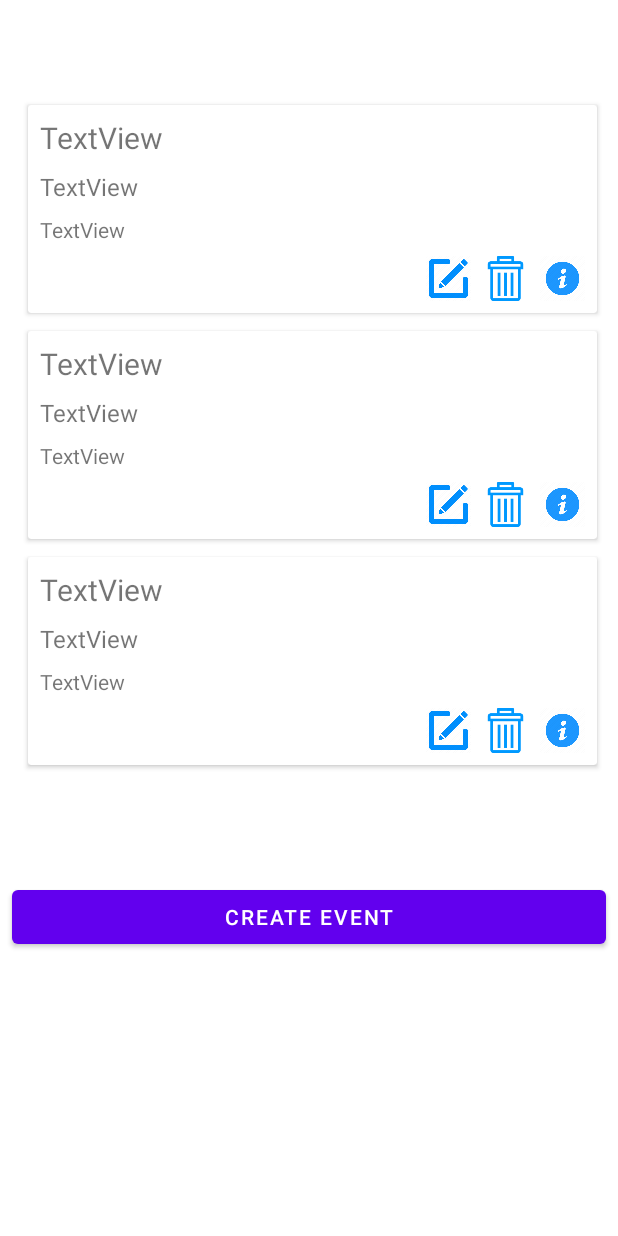
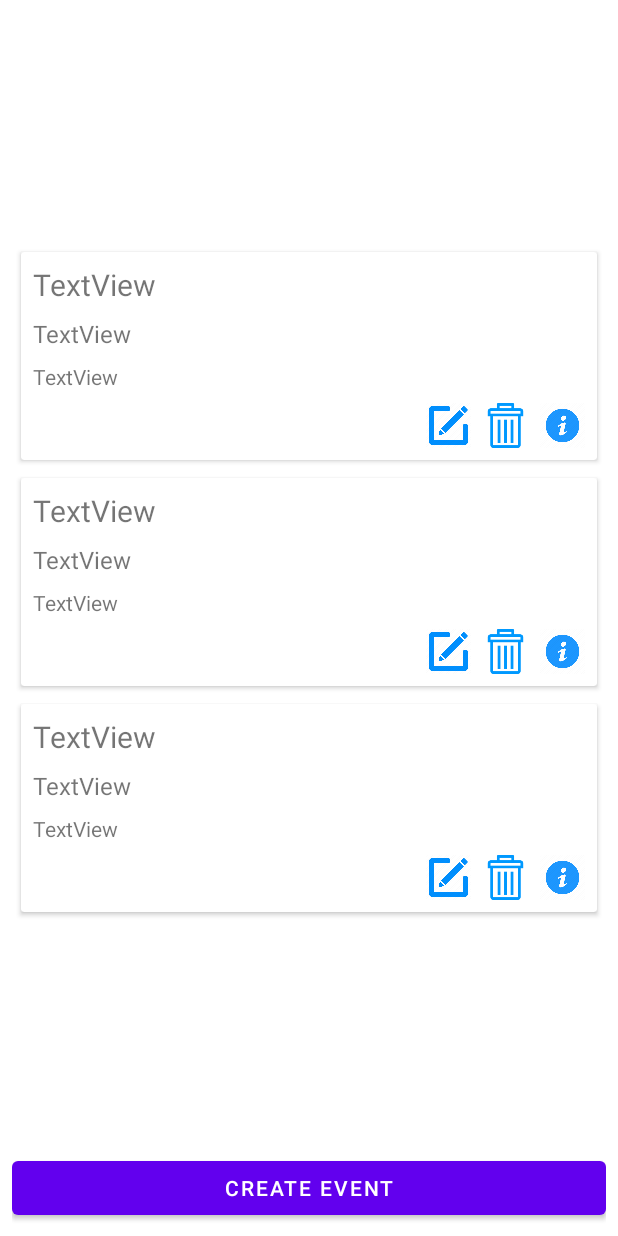
Before and after one commit to brysonsim/UNCCCapstone, an Android app: the layout fragment_events.xml on its own in the app's theme, with its tools: preview values and no code run, on a phone screen of 412 x 824 dp. Run offline under Robolectric (Android 15) with nearby library versions, the phone set to English and light mode, and no system bars.

Commit message:
Updated layout on Events and Discovery fragments

```diff
--- a/app/src/main/res/layout/fragment_events.xml
+++ b/app/src/main/res/layout/fragment_events.xml
@@ -2,36 +2,28 @@
 <androidx.constraintlayout.widget.ConstraintLayout xmlns:android="http://schemas.android.com/apk/res/android"
     xmlns:app="http://schemas.android.com/apk/res-auto"
     xmlns:tools="http://schemas.android.com/tools"
+    android:padding="8dp"
     android:layout_width="match_parent"
     android:layout_height="match_parent"
     tools:context=".EventsFragment">
 
-    <!-- TODO: Update blank fragment layout -->
+    <androidx.recyclerview.widget.RecyclerView
+        android:id="@+id/recyclerViewEvents"
+        android:layout_width="match_parent"
+        android:layout_height="wrap_content"
+        app:layout_constraintStart_toStartOf="parent"
+        app:layout_constraintEnd_toEndOf="parent"
+        app:layout_constraintTop_toTopOf="parent"
+        app:layout_constraintBottom_toTopOf="@id/buttonCreateEvent"
+        tools:listitem="@layout/event_row_item" />
 
     <Button
         android:id="@+id/buttonCreateEvent"
-        android:layout_width="0dp"
+        android:layout_width="match_parent"
         android:layout_height="wrap_content"
-        android:layout_marginStart="8dp"
-        android:layout_marginEnd="8dp"
-        android:layout_marginBottom="40dp"
         android:text="Create Event"
         app:layout_constraintBottom_toBottomOf="parent"
         app:layout_constraintEnd_toEndOf="parent"
-        app:layout_constraintHorizontal_bias="0.0"
-        app:layout_constraintStart_toStartOf="parent"
-        app:layout_constraintTop_toBottomOf="@+id/recyclerViewEvents"
-        app:layout_constraintVertical_bias="0.275" />
-
-    <androidx.recyclerview.widget.RecyclerView
-        android:id="@+id/recyclerViewEvents"
-        android:layout_width="391dp"
-        android:layout_height="467dp"
-        android:layout_marginTop="64dp"
-        app:layout_constraintEnd_toEndOf="parent"
-        app:layout_constraintHorizontal_bias="0.6"
-        app:layout_constraintStart_toStartOf="parent"
-        app:layout_constraintTop_toTopOf="parent"
-        tools:listitem="@layout/event_row_item" />
+        app:layout_constraintStart_toStartOf="parent" />
 
 </androidx.constraintlayout.widget.ConstraintLayout>
--- a/app/src/main/res/layout/people_row_item.xml
+++ b/app/src/main/res/layout/people_row_item.xml
@@ -24,7 +24,7 @@
         <TextView
             android:id="@+id/textViewProfileName"
             android:layout_width="96dp"
-            android:layout_height="28dp"
+            android:layout_height="wrap_content"
             android:text="Name"
             app:layout_constraintBottom_toBottomOf="@+id/imageViewDelete"
             app:layout_constraintEnd_toEndOf="parent"
```
Also changed, not shown: app/src/main/java/com/uncc/habittracker/DiscoveryFragment.java (+5 -2 lines), app/src/main/res/layout/fragment_discovery.xml (+2 -5 lines).
